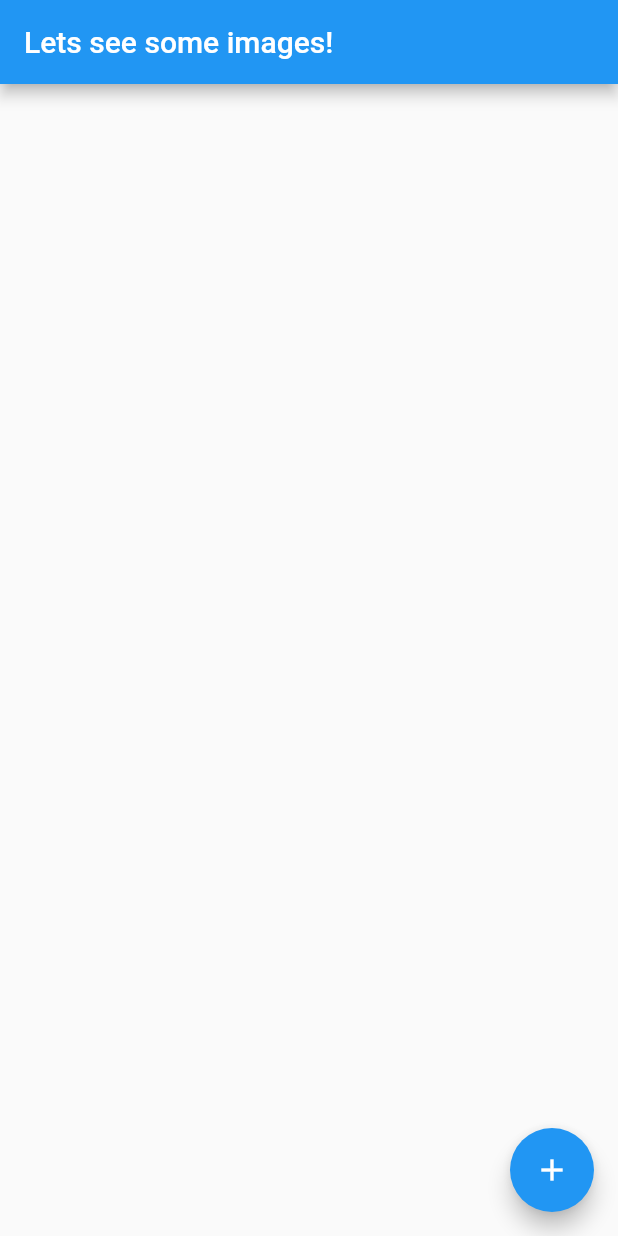
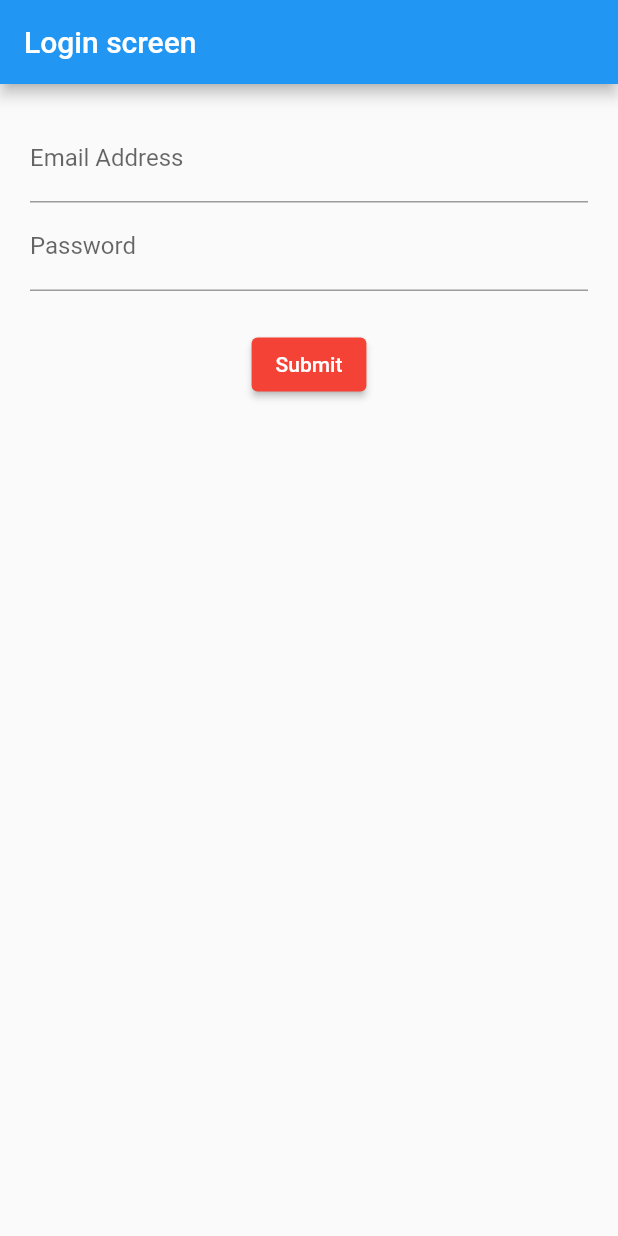
Before and after one commit to javaherisaber/LearnFlutter, a Flutter app: the screen it shows after launch, on a phone screen of 412 x 824 dp. Run offline on Flutter 3.47's test engine with Material 2 defaults, Android fonts, the phone set to English and light mode, and no system bars.

Commit message:
Implement login screen layout

```diff
--- a/lib/main.dart
+++ b/lib/main.dart
@@ -1,5 +1,5 @@
 import 'package:flutter/material.dart';
-import 'package:learn/src/imagepegs/app.dart';
+import 'package:learn/src/login_stateful/app.dart';
 
 void main() {
   runApp(App());
--- /dev/null
+++ b/lib/src/login_stateful/app.dart
@@ -0,0 +1,16 @@
+import 'package:flutter/material.dart';
+import 'package:learn/src/login_stateful/screens/login_screen.dart';
+
+class App extends StatelessWidget {
+  @override
+  Widget build(BuildContext context) {
+    return MaterialApp(
+      title: 'Log me in!',
+      home: Scaffold(
+          body: LoginScreen(),
+          appBar: AppBar(
+            title: Text('Login screen'),
+          )),
+    );
+  }
+}
--- /dev/null
+++ b/lib/src/login_stateful/screens/login_screen.dart
@@ -0,0 +1,63 @@
+import 'package:flutter/material.dart';
+
+class LoginScreen extends StatefulWidget {
+  @override
+  State createState() {
+    return LoginScreenState();
+  }
+}
+
+class LoginScreenState extends State<LoginScreen> {
+  final formKey = GlobalKey<FormState>();
+
+  @override
+  Widget build(BuildContext context) {
+    return Container(
+      margin: EdgeInsets.all(20.0),
+      child: Form(
+        key: formKey,
+        child: Column(
+          children: [
+            emailField(),
+            passwordField(),
+            Container(margin: EdgeInsets.only(top: 25.0)),
+            submitButton(),
+          ],
+        ),
+      ),
+    );
+  }
+
+  Widget emailField() {
+    return TextFormField(
+      validator: (input) {
+        // todo: implement this validator
+      },
+      keyboardType: TextInputType.emailAddress,
+      decoration: InputDecoration(
+        labelText: 'Email Address',
+        hintText: 'you@example.com',
+      ),
+    );
+  }
+
+  Widget passwordField() {
+    return TextFormField(
+      obscureText: true,
+      obscuringCharacter: '*',
+      decoration: InputDecoration(labelText: 'Password', hintText: 'Password'),
+    );
+  }
+
+  Widget submitButton() {
+    return ElevatedButton(
+      style: ButtonStyle(
+        backgroundColor: MaterialStateProperty.all<Color>(Colors.red),
+      ),
+      child: Text('Submit'),
+      onPressed: () {
+        formKey.currentState.validate();
+      },
+    );
+  }
+}
```
